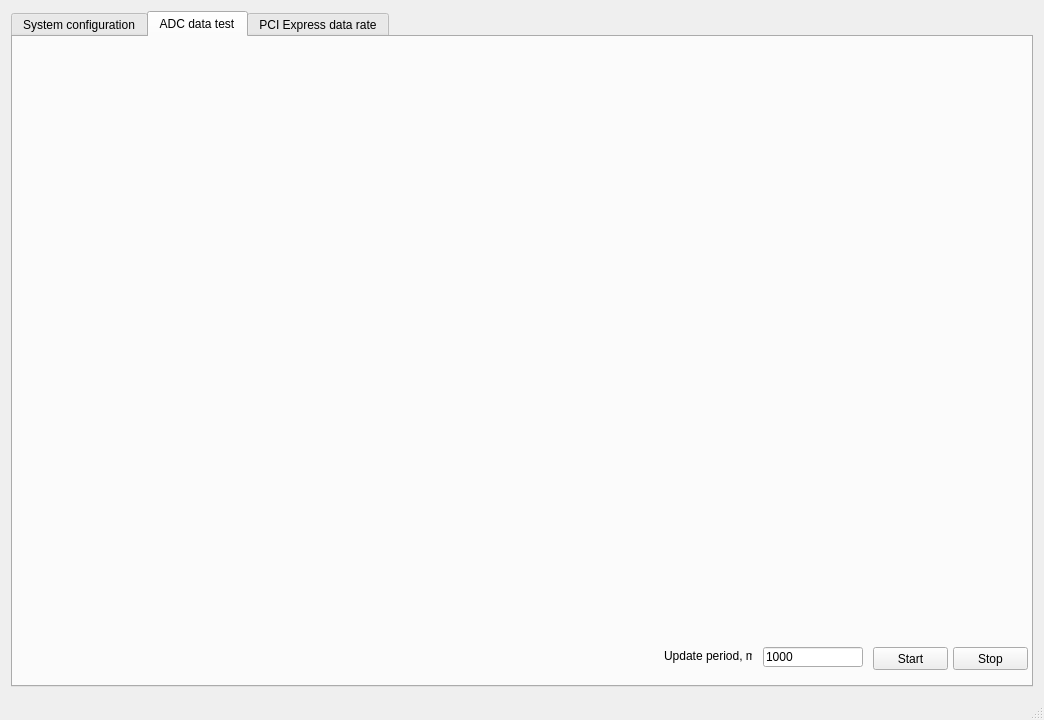
First picture: the form in gui/mainwindow.ui, repository karakozov/mainstream, before the edit.
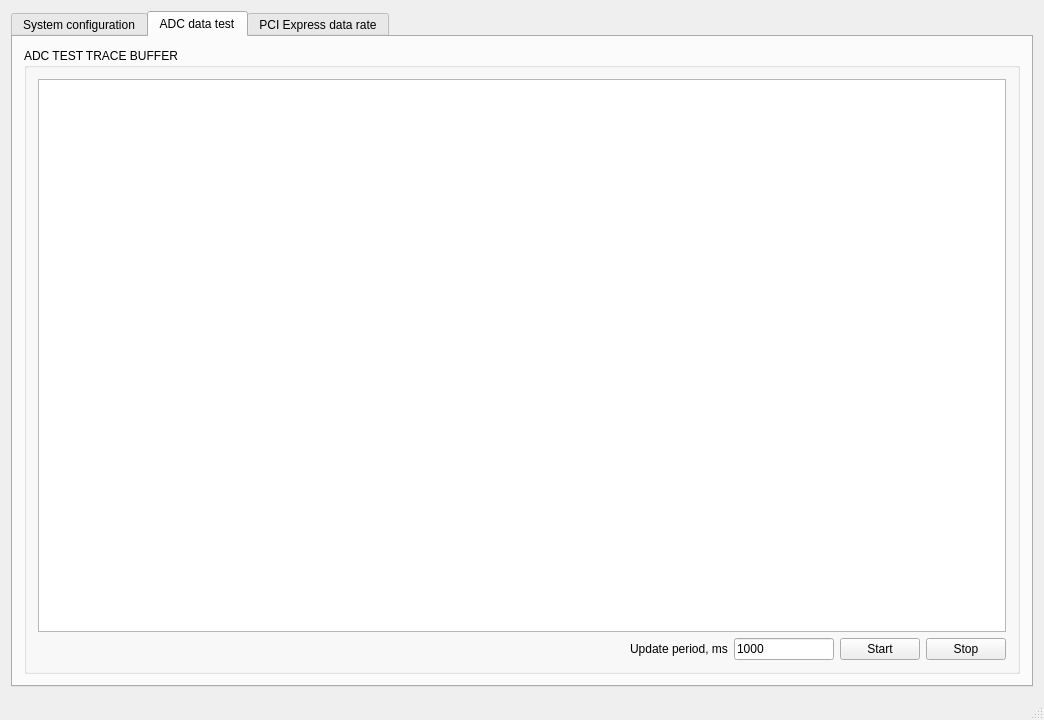
Second picture: the form after the edit. The open tabs and pages were chosen to show the change.

Commit message: Send information about ADC test and show it on gui screen

Diff of the .ui file:
```diff
--- a/gui/mainwindow.ui
+++ b/gui/mainwindow.ui
@@ -315,41 +315,44 @@
        <attribute name="title">
         <string>ADC data test</string>
        </attribute>
-       <widget class="QPushButton" name="pbStartAdcTest">
-        <property name="geometry">
-         <rect>
-          <x>860</x>
-          <y>610</y>
-          <width>75</width>
-          <height>23</height>
-         </rect>
-        </property>
-        <property name="text">
-         <string>Start</string>
-        </property>
-       </widget>
-       <widget class="QPushButton" name="pbStopAdcTest">
-        <property name="geometry">
-         <rect>
-          <x>940</x>
-          <y>610</y>
-          <width>75</width>
-          <height>23</height>
-         </rect>
-        </property>
+       <layout class="QGridLayout" name="gridLayout_15">
+        <item row="0" column="0">
+         <widget class="QGroupBox" name="groupBox_7">
+          <property name="title">
+           <string>ADC TEST TRACE BUFFER</string>
+          </property>
+          <layout class="QGridLayout" name="gridLayout_14">
+           <item row="0" column="0">
+            <widget class="QPlainTextEdit" name="ptTraceAdc">
+             <property name="textInteractionFlags">
+              <set>Qt::TextSelectableByKeyboard|Qt::TextSelectableByMouse</set>
+             </property>
+            </widget>
+           </item>
+           <item row="1" column="0">
+            <layout class="QHBoxLayout" name="horizontalLayout">
+             <item>
+              <spacer name="horizontalSpacer_3">
+               <property name="orientation">
+                <enum>Qt::Horizontal</enum>
+               </property>
+               <property name="sizeHint" stdset="0">
+                <size>
+                 <width>40</width>
+                 <height>20</height>
+                </size>
+               </property>
+              </spacer>
+             </item>
+             <item>
+              <widget class="QLabel" name="label_15">
         <property name="text">
-         <string>Stop</string>
-        </property>
-       </widget>
+                <string>Update period, ms</string>
+               </property>
+              </widget>
+             </item>
+             <item>
        <widget class="QLineEdit" name="leUpdateInfoPeriodAdc">
-        <property name="geometry">
-         <rect>
-          <x>750</x>
-          <y>610</y>
-          <width>100</width>
-          <height>20</height>
-         </rect>
-        </property>
         <property name="maximumSize">
          <size>
           <width>100</width>
@@ -360,19 +363,27 @@
          <string>1000</string>
         </property>
        </widget>
-       <widget class="QLabel" name="label_15">
-        <property name="geometry">
-         <rect>
-          <x>651</x>
-          <y>607</y>
-          <width>88</width>
-          <height>23</height>
-         </rect>
-        </property>
+             </item>
+             <item>
+              <widget class="QPushButton" name="pbStartAdcTest">
+               <property name="text">
+                <string>Start</string>
+               </property>
+              </widget>
+             </item>
+             <item>
+              <widget class="QPushButton" name="pbStopAdcTest">
         <property name="text">
-         <string>Update period, ms</string>
-        </property>
-       </widget>
+                <string>Stop</string>
+               </property>
+              </widget>
+             </item>
+            </layout>
+           </item>
+          </layout>
+         </widget>
+        </item>
+       </layout>
       </widget>
       <widget class="QWidget" name="tab_2">
        <attribute name="title">
```
Left out of the diff: 8 changed lines with no effect on the pictures. Lines whose indentation alone changed are shown as unchanged. The commit also changes 4 other files.
